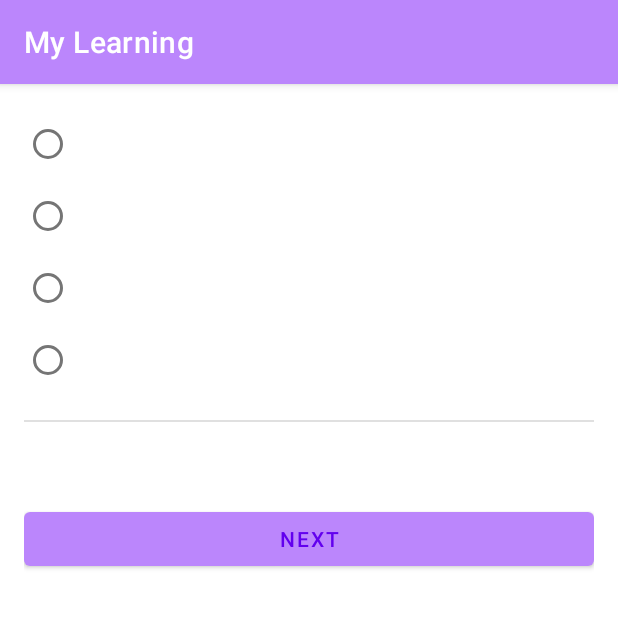
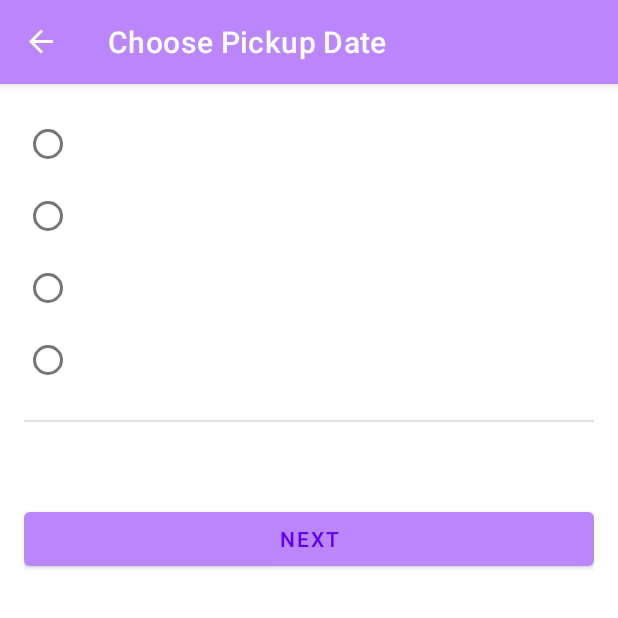
Before and after one commit to darshangaikwad/learnings, an Android app: the PickupFragment screen opened through its navigation route, on a phone screen of 412 x 824 dp, the top half of it. Run offline under Robolectric (Android 15) with nearby library versions, the phone set to English and light mode, and no system bars; our stand-ins replace data binding, navigation-ui.

Commit message:
Complete navigation graph.
Signed-off-by: darshangaikwad <darshangkwd8182@gmail.com>

```diff
--- a/app/src/main/java/com/darshangaikwad/mylearning/cupcake/CupcakeActivity.kt
+++ b/app/src/main/java/com/darshangaikwad/mylearning/cupcake/CupcakeActivity.kt
@@ -1,9 +1,21 @@
 package com.darshangaikwad.mylearning.cupcake
 
+import android.os.Bundle
 import androidx.appcompat.app.AppCompatActivity
+import androidx.navigation.fragment.NavHostFragment
+import androidx.navigation.ui.setupActionBarWithNavController
 import com.darshangaikwad.mylearning.R
 
 /**
  * Created by Darshan Gaikwad on 17,August,2021
  */
-class CupcakeActivity : AppCompatActivity(R.layout.activity_cupcake)
+class CupcakeActivity : AppCompatActivity(R.layout.activity_cupcake) {
+
+    override fun onCreate(savedInstanceState: Bundle?) {
+        super.onCreate(savedInstanceState)
+        val navHostFragment = supportFragmentManager
+            .findFragmentById(R.id.cupcake_nav_host_fragment) as NavHostFragment
+        val navController = navHostFragment.navController
+        setupActionBarWithNavController(navController)
+    }
+}
--- a/app/src/main/java/com/darshangaikwad/mylearning/cupcake/view/FlavorFragment.kt
+++ b/app/src/main/java/com/darshangaikwad/mylearning/cupcake/view/FlavorFragment.kt
@@ -6,6 +6,8 @@ import android.view.View
 import android.view.ViewGroup
 import android.widget.Toast
 import androidx.fragment.app.Fragment
+import androidx.navigation.fragment.findNavController
+import com.darshangaikwad.mylearning.R
 import com.darshangaikwad.mylearning.databinding.FragmentFlavorBinding
 
 /**
@@ -39,6 +41,7 @@ class FlavorFragment : Fragment() {
      * Navigate to the next screen to choose pickup date.
      */
     fun goToNextScreen() {
+        findNavController().navigate(R.id.action_flavorFragment_to_pickupFragment)
         Toast.makeText(activity, "Next", Toast.LENGTH_SHORT).show()
     }
 
--- a/app/src/main/java/com/darshangaikwad/mylearning/cupcake/view/PickupFragment.kt
+++ b/app/src/main/java/com/darshangaikwad/mylearning/cupcake/view/PickupFragment.kt
@@ -6,6 +6,8 @@ import android.view.View
 import android.view.ViewGroup
 import android.widget.Toast
 import androidx.fragment.app.Fragment
+import androidx.navigation.fragment.findNavController
+import com.darshangaikwad.mylearning.R
 import com.darshangaikwad.mylearning.databinding.FragmentPickupBinding
 
 /**
@@ -39,6 +41,7 @@ class PickupFragment : Fragment() {
      * Navigate to the next screen to see the order summary.
      */
     fun goToNextScreen() {
+        findNavController().navigate(R.id.action_pickupFragment_to_summaryFragment)
         Toast.makeText(activity, "Next", Toast.LENGTH_SHORT).show()
     }
 
--- a/app/src/main/java/com/darshangaikwad/mylearning/cupcake/view/StartFragment.kt
+++ b/app/src/main/java/com/darshangaikwad/mylearning/cupcake/view/StartFragment.kt
@@ -6,6 +6,8 @@ import android.view.View
 import android.view.ViewGroup
 import android.widget.Toast
 import androidx.fragment.app.Fragment
+import androidx.navigation.fragment.findNavController
+import com.darshangaikwad.mylearning.R
 import com.darshangaikwad.mylearning.databinding.FragmentStartBinding
 
 /**
@@ -42,6 +44,7 @@ class StartFragment : Fragment() {
      * Start an order with the desired quantity of cupcakes and navigate to the next screen.
      */
     fun orderCupcake(quantity: Int) {
+        findNavController().navigate(R.id.action_startFragment_to_flavorFragment)
         Toast.makeText(activity, "Ordered $quantity cupcake(s)", Toast.LENGTH_SHORT).show()
     }
 
--- a/app/src/main/res/layout/activity_cupcake.xml
+++ b/app/src/main/res/layout/activity_cupcake.xml
@@ -7,7 +7,7 @@
     tools:context=".cupcake.CupcakeActivity">
 
     <androidx.fragment.app.FragmentContainerView
-        android:id="@+id/nav_host_fragment"
+        android:id="@+id/cupcake_nav_host_fragment"
         android:name="androidx.navigation.fragment.NavHostFragment"
         android:layout_width="0dp"
         android:layout_height="0dp"
--- a/app/src/main/res/navigation/cupcake_nav_graph.xml
+++ b/app/src/main/res/navigation/cupcake_nav_graph.xml
@@ -7,21 +7,33 @@
     <fragment
         android:id="@+id/startFragment"
         android:name="com.darshangaikwad.mylearning.cupcake.view.StartFragment"
-        android:label="fragment_start"
-        tools:layout="@layout/fragment_start" />
+        android:label=" @string/app_name"
+        tools:layout="@layout/fragment_start">
+        <action
+            android:id="@+id/action_startFragment_to_flavorFragment"
+            app:destination="@id/flavorFragment" />
+    </fragment>
     <fragment
         android:id="@+id/flavorFragment"
         android:name="com.darshangaikwad.mylearning.cupcake.view.FlavorFragment"
-        android:label="fragment_flavor"
-        tools:layout="@layout/fragment_flavor" />
+        android:label="@string/choose_flavor"
+        tools:layout="@layout/fragment_flavor">
+        <action
+            android:id="@+id/action_flavorFragment_to_pickupFragment"
+            app:destination="@id/pickupFragment" />
+    </fragment>
     <fragment
         android:id="@+id/pickupFragment"
         android:name="com.darshangaikwad.mylearning.cupcake.view.PickupFragment"
-        android:label="fragment_pickup"
-        tools:layout="@layout/fragment_pickup" />
+        android:label="@string/choose_pickup_date"
+        tools:layout="@layout/fragment_pickup">
+        <action
+            android:id="@+id/action_pickupFragment_to_summaryFragment"
+            app:destination="@id/summaryFragment" />
+    </fragment>
     <fragment
         android:id="@+id/summaryFragment"
         android:name="com.darshangaikwad.mylearning.cupcake.view.SummaryFragment"
-        android:label="fragment_summary"
+        android:label="@string/order_summary"
         tools:layout="@layout/fragment_summary" />
 </navigation>
```
